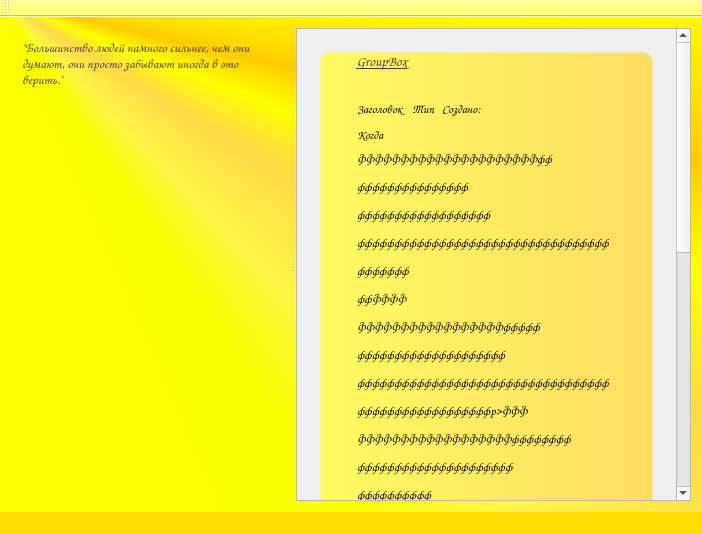
Qt form MattyNotes/mattynotes.ui (MattyMatiss/MattyNotesOld) before a commit.
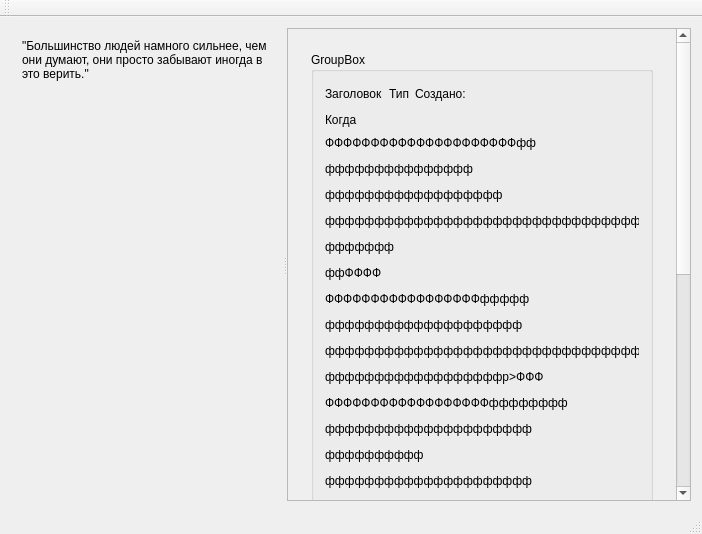
The same form after that commit. Icons and pictures are not drawn.

```diff
--- a/MattyNotes/mattynotes.ui
+++ b/MattyNotes/mattynotes.ui
@@ -13,23 +13,10 @@
   <property name="windowTitle">
    <string>MattyNotes</string>
   </property>
-  <property name="styleSheet">
-   <string notr="true">#MattyNotesClass{background-color: qconicalgradient(cx:0, cy:0, angle:135, stop:0 rgba(255, 255, 0, 255), stop:0.375 rgba(255, 255, 0, 255), stop:0.423533 rgba(251, 255, 0, 255), stop:0.45 rgba(247, 255, 0, 255), stop:0.477581 rgba(255, 244, 71, 255), stop:0.518717 rgba(255, 218, 71, 255), stop:0.55 rgba(255, 255, 0, 255), stop:0.57754 rgba(255, 203, 0, 255), stop:0.625 rgba(255, 255, 0, 255), stop:1 rgba(255, 255, 0, 255)); 
-/*border: 3px ridge #bc9323;*/}
-</string>
-  </property>
   <widget class="QWidget" name="centralWidget">
-   <property name="styleSheet">
-    <string notr="true">#centralWidget {
-background-color: transparent;}</string>
-   </property>
    <layout class="QGridLayout" name="gridLayout_4">
     <item row="0" column="0">
      <widget class="QSplitter" name="splitter">
-      <property name="styleSheet">
-       <string notr="true">QSplitter::handle { background-color: transparent;
-background-image: url(:/MattyNotes/VerticalLine.png); }</string>
-      </property>
       <property name="orientation">
        <enum>Qt::Horizontal</enum>
       </property>
@@ -62,13 +49,6 @@
             <height>16777215</height>
            </size>
           </property>
-          <property name="styleSheet">
-           <string notr="true">font-weight: bold;
-font-family: Comic Sans MS; 
-font-style: italic;
-color: #4d3f3d; 
-font-size: 13px;</string>
-          </property>
           <property name="text">
            <string>&quot;Большинство людей намного сильнее, чем они думают, они просто забывают иногда в это верить.&quot;</string>
           </property>
@@ -83,13 +63,6 @@
        </layout>
       </widget>
       <widget class="QScrollArea" name="scrollArea">
-       <property name="styleSheet">
-        <string notr="true">QScrollArea { background: transparent;
- border: 0px none transparent;
- }
-QScrollArea &gt; QWidget &gt; QWidget { background: transparent; border: 0px none transparent; }
-#scrollAreaWidgetContents { }</string>
-       </property>
        <property name="widgetResizable">
         <bool>true</bool>
        </property>
@@ -98,8 +71,8 @@
          <rect>
           <x>0</x>
           <y>0</y>
-          <width>408</width>
-          <height>972</height>
+          <width>406</width>
+          <height>870</height>
          </rect>
         </property>
         <layout class="QGridLayout" name="gridLayout_2">
@@ -133,45 +106,12 @@
                  <height>16777215</height>
                 </size>
                </property>
-               <property name="styleSheet">
-                <string notr="true">#groupBox { 
-/*background-image: url(:/MattyNotes/NoteBackground450.png);*/
-background-color: qlineargradient(spread:pad, x1:0, y1:0, x2:1, y2:0, stop:0 rgba(255, 250, 97, 1), stop:1 rgba(255, 221, 97, 1));
-background-repeat: no-repeat;
-background-position: bottom right;
-background-size: 10px; 
-border: 1px solid transparent;
-border-radius: 10px;
-font-weight: bold;
-font-size: 14px;
-font-style: italic;
-font-family: Comic Sans MS;
-color: #4d3f3d; 
-text-decoration: underline; 
-padding-right: 25px;
-	padding-top: 25px;
-	padding-bottom: 25px;
-	padding-left: 25px;
-}
-#groupBox::title { padding-left: 35px; }
-QLabel { font-family: Comic Sans MS; font-style: italic; }</string>
-               </property>
                <property name="title">
                 <string>GroupBox</string>
                </property>
                <layout class="QGridLayout" name="gridLayout_3">
                 <item row="0" column="0">
                  <layout class="QVBoxLayout" name="verticalLayout_5">
-                  <item>
-                   <widget class="Line" name="line">
-                    <property name="styleSheet">
-                     <string notr="true">margin-top: 15px;</string>
-                    </property>
-                    <property name="orientation">
-                     <enum>Qt::Horizontal</enum>
-                    </property>
-                   </widget>
-                  </item>
                   <item>
                    <layout class="QHBoxLayout" name="horizontalLayout_9">
                     <item>
@@ -222,10 +162,6 @@
                         <height>21</height>
                        </size>
                       </property>
-                      <property name="styleSheet">
-                       <string notr="true">#editNoteButton  { background-image: url(:/MattyNotes/EditNote.png);  background-position: center; } 
-#editNoteButton:hover { background-image: url(:/MattyNotes/EditNoteHover.png);  background-position: center; }</string>
-                      </property>
                       <property name="text">
                        <string/>
                       </property>
@@ -248,10 +184,6 @@
                         <height>21</height>
                        </size>
                       </property>
-                      <property name="styleSheet">
-                       <string notr="true">#deleteNoteButton  { background-image: url(:/MattyNotes/DeleteNote.png);  background-position: center; } 
-#deleteNoteButton:hover { background-image: url(:/MattyNotes/DeleteNoteHover.png);  background-position: center; }</string>
-                      </property>
                       <property name="text">
                        <string/>
                       </property>
@@ -294,10 +226,6 @@
                       <height>100</height>
                      </size>
                     </property>
-                    <property name="styleSheet">
-                     <string notr="true">border-color: rgb(0, 0, 0);
-</string>
-                    </property>
                     <property name="text">
                      <string>&lt;html&gt;&lt;head/&gt;&lt;body&gt;&lt;p&gt;ФФФФФФФФФФФФФФФФФФФФФфф&lt;/p&gt;&lt;p&gt;ффффффффффффффф&lt;/p&gt;&lt;p&gt;фффффффффффффффффф&lt;/p&gt;&lt;p&gt;фффффффффффффффффффффффффффффффффф&lt;/p&gt;&lt;p&gt;ффффффф&lt;/p&gt;&lt;p&gt;ффФФФФ&lt;/p&gt;&lt;p&gt;ФФФФФФФФФФФФФФФФФффффф&lt;/p&gt;&lt;p&gt;фффффффффффффффффффф&lt;/p&gt;&lt;p&gt;фффффффффффффффффффффффффффффффффф&lt;/p&gt;&lt;p&gt;ффффффффффффффффффp&amp;gt;ФФФ&lt;/p&gt;&lt;p&gt;ФФФФФФФФФФФФФФФФФФфффффффф&lt;/p&gt;&lt;p&gt;ффффффффффффффффффффф&lt;/p&gt;&lt;p&gt;фффффффффф&lt;/p&gt;&lt;p&gt;ффффффффффффффффффффф&lt;/p&gt;&lt;p&gt;фффффффффффффффффФФФФФФ&lt;/p&gt;&lt;p&gt;ФФФФФФФФФФФФФФФффффффффффф&lt;/p&gt;&lt;p&gt;ффффффффффффффффффффффф&lt;/p&gt;&lt;p&gt;ффффффф&lt;/p&gt;&lt;p&gt;фффффффффффффффффффффффф&lt;/p&gt;&lt;p&gt;фффффффффффффФФФФФФФФФФФФФФ&lt;/p&gt;&lt;p&gt;ФФФФФФФффффффффффффффффффф&lt;/p&gt;&lt;p&gt;ффффффффффффффффффффффффф&lt;/p&gt;&lt;p&gt;фффффффффффффффффффффффффф&lt;/p&gt;&lt;p&gt;фф&lt;/p&gt;&lt;p&gt;фффффp&amp;gt;ФФФФФФФФФФФФФФФФФФФФФфффф&lt;/p&gt;&lt;p&gt;фффффффффффффффффффффффффф&lt;/p&gt;&lt;p&gt;ффффффффффффффффффффффффффф&lt;/p&gt;&lt;p&gt;ффффффффффффффффффффф&lt;/p&gt;&lt;/body&gt;&lt;/html&gt;</string>
                     </property>
@@ -346,9 +274,6 @@
    </property>
   </widget>
   <widget class="QToolBar" name="mainToolBar">
-   <property name="styleSheet">
-    <string notr="true">background-color: rgb(255, 255, 127); </string>
-   </property>
    <attribute name="toolBarArea">
     <enum>TopToolBarArea</enum>
    </attribute>
@@ -363,10 +288,6 @@
      <height>0</height>
     </size>
    </property>
-   <property name="styleSheet">
-    <string notr="true">background-color: rgb(255, 220, 0);
-border-color: rgb(255, 255, 255);</string>
-   </property>
   </widget>
  </widget>
  <layoutdefault spacing="6" margin="11"/>
```
